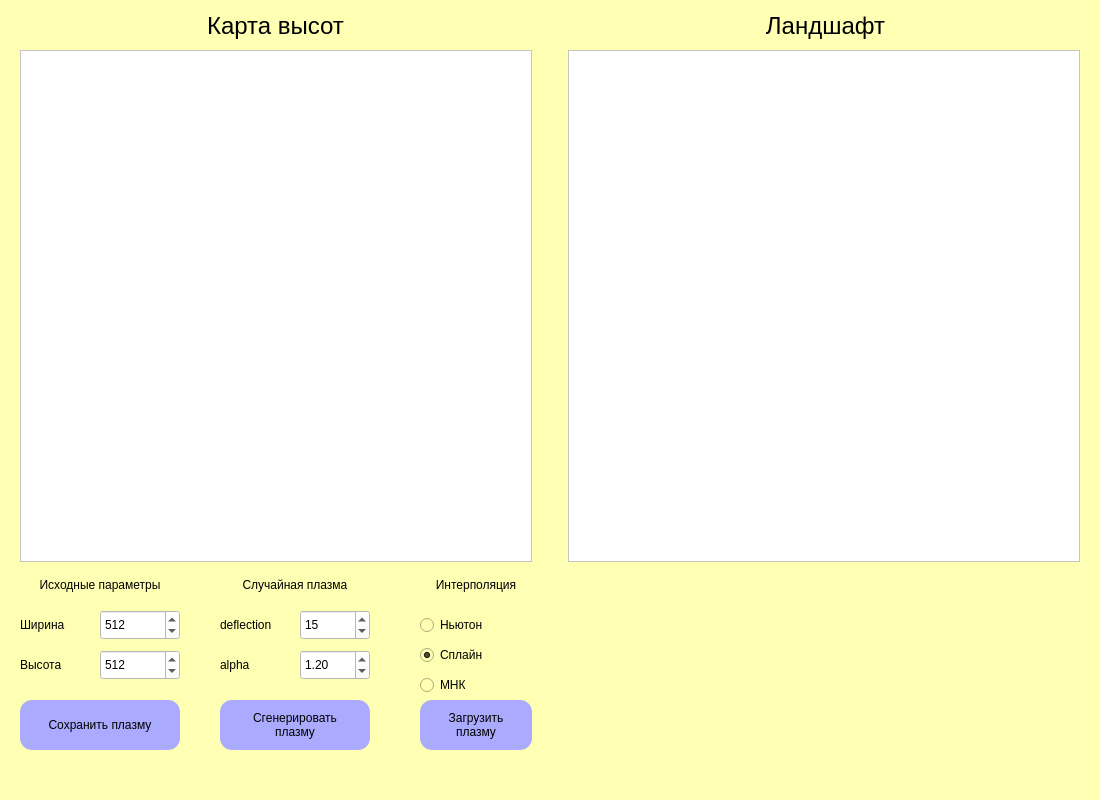
Qt form src/mainwindow.ui (DaniilGGuY/CG_course) before a commit.
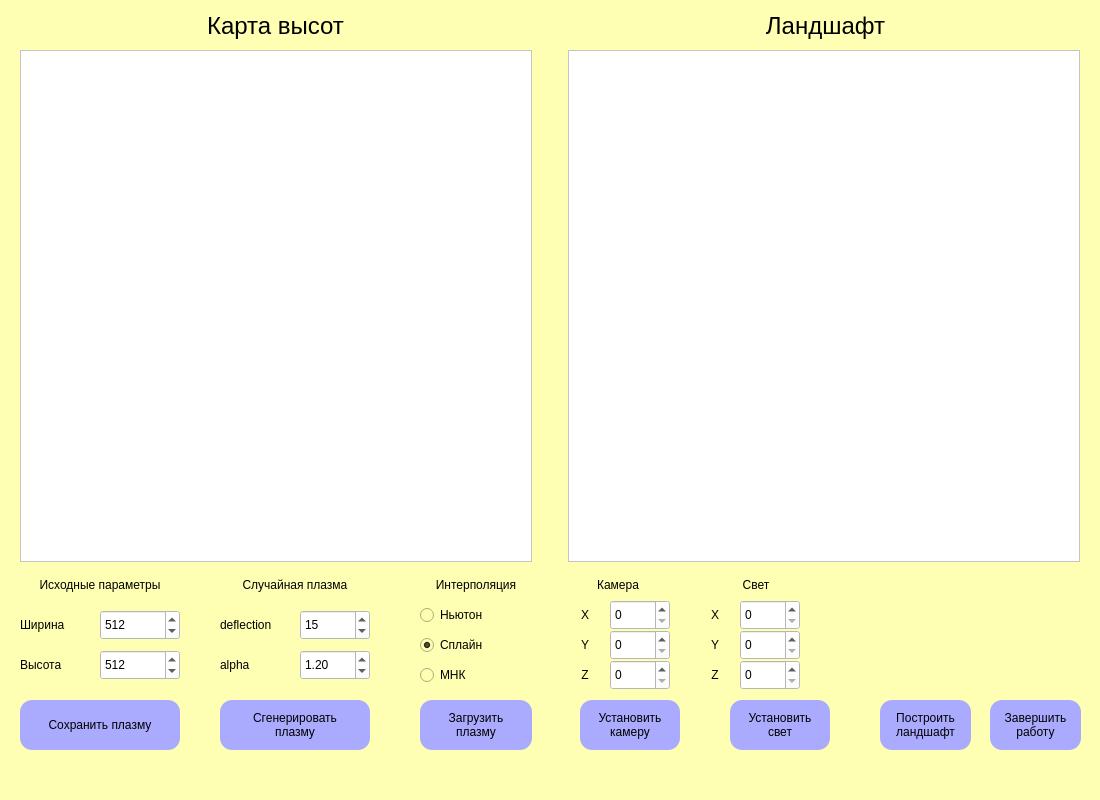
The same form after that commit.

The edit to the form file:
```diff
--- a/src/mainwindow.ui
+++ b/src/mainwindow.ui
@@ -89,7 +89,7 @@
     <property name="geometry">
      <rect>
       <x>420</x>
-      <y>610</y>
+      <y>600</y>
       <width>112</width>
       <height>30</height>
      </rect>
@@ -102,7 +102,7 @@
     <property name="geometry">
      <rect>
       <x>420</x>
-      <y>640</y>
+      <y>630</y>
       <width>112</width>
       <height>30</height>
      </rect>
@@ -118,7 +118,7 @@
     <property name="geometry">
      <rect>
       <x>420</x>
-      <y>670</y>
+      <y>660</y>
       <width>112</width>
       <height>30</height>
      </rect>
@@ -368,6 +368,306 @@
      <set>Qt::AlignmentFlag::AlignCenter</set>
     </property>
    </widget>
+   <widget class="QLabel" name="label_10">
+    <property name="geometry">
+     <rect>
+      <x>568</x>
+      <y>570</y>
+      <width>100</width>
+      <height>30</height>
+     </rect>
+    </property>
+    <property name="text">
+     <string>Камера</string>
+    </property>
+    <property name="alignment">
+     <set>Qt::AlignmentFlag::AlignCenter</set>
+    </property>
+   </widget>
+   <widget class="QLabel" name="label_11">
+    <property name="geometry">
+     <rect>
+      <x>700</x>
+      <y>570</y>
+      <width>112</width>
+      <height>30</height>
+     </rect>
+    </property>
+    <property name="text">
+     <string>Свет</string>
+    </property>
+    <property name="alignment">
+     <set>Qt::AlignmentFlag::AlignCenter</set>
+    </property>
+   </widget>
+   <widget class="QLabel" name="label_12">
+    <property name="geometry">
+     <rect>
+      <x>570</x>
+      <y>600</y>
+      <width>30</width>
+      <height>30</height>
+     </rect>
+    </property>
+    <property name="text">
+     <string>X</string>
+    </property>
+    <property name="alignment">
+     <set>Qt::AlignmentFlag::AlignCenter</set>
+    </property>
+   </widget>
+   <widget class="QSpinBox" name="spinBox">
+    <property name="geometry">
+     <rect>
+      <x>610</x>
+      <y>600</y>
+      <width>60</width>
+      <height>30</height>
+     </rect>
+    </property>
+    <property name="styleSheet">
+     <string notr="true">background-color: rgb(255, 255, 255);</string>
+    </property>
+    <property name="maximum">
+     <number>1000</number>
+    </property>
+   </widget>
+   <widget class="QSpinBox" name="spinBox_2">
+    <property name="geometry">
+     <rect>
+      <x>610</x>
+      <y>630</y>
+      <width>60</width>
+      <height>30</height>
+     </rect>
+    </property>
+    <property name="styleSheet">
+     <string notr="true">background-color: rgb(255, 255, 255);</string>
+    </property>
+    <property name="maximum">
+     <number>1000</number>
+    </property>
+   </widget>
+   <widget class="QLabel" name="label_13">
+    <property name="geometry">
+     <rect>
+      <x>570</x>
+      <y>630</y>
+      <width>30</width>
+      <height>30</height>
+     </rect>
+    </property>
+    <property name="text">
+     <string>Y</string>
+    </property>
+    <property name="alignment">
+     <set>Qt::AlignmentFlag::AlignCenter</set>
+    </property>
+   </widget>
+   <widget class="QSpinBox" name="spinBox_3">
+    <property name="geometry">
+     <rect>
+      <x>610</x>
+      <y>660</y>
+      <width>60</width>
+      <height>30</height>
+     </rect>
+    </property>
+    <property name="styleSheet">
+     <string notr="true">background-color: rgb(255, 255, 255);</string>
+    </property>
+    <property name="maximum">
+     <number>1000</number>
+    </property>
+   </widget>
+   <widget class="QLabel" name="label_14">
+    <property name="geometry">
+     <rect>
+      <x>570</x>
+      <y>660</y>
+      <width>30</width>
+      <height>30</height>
+     </rect>
+    </property>
+    <property name="text">
+     <string>Z</string>
+    </property>
+    <property name="alignment">
+     <set>Qt::AlignmentFlag::AlignCenter</set>
+    </property>
+   </widget>
+   <widget class="QPushButton" name="loadPlasmaButton_2">
+    <property name="geometry">
+     <rect>
+      <x>580</x>
+      <y>700</y>
+      <width>100</width>
+      <height>50</height>
+     </rect>
+    </property>
+    <property name="styleSheet">
+     <string notr="true">border-radius: 12px;
+color: black;
+background-color: rgb(170, 170, 255);</string>
+    </property>
+    <property name="text">
+     <string>Установить 
+камеру</string>
+    </property>
+   </widget>
+   <widget class="QLabel" name="label_15">
+    <property name="geometry">
+     <rect>
+      <x>700</x>
+      <y>660</y>
+      <width>30</width>
+      <height>30</height>
+     </rect>
+    </property>
+    <property name="text">
+     <string>Z</string>
+    </property>
+    <property name="alignment">
+     <set>Qt::AlignmentFlag::AlignCenter</set>
+    </property>
+   </widget>
+   <widget class="QSpinBox" name="spinBox_4">
+    <property name="geometry">
+     <rect>
+      <x>740</x>
+      <y>660</y>
+      <width>60</width>
+      <height>30</height>
+     </rect>
+    </property>
+    <property name="styleSheet">
+     <string notr="true">background-color: rgb(255, 255, 255);</string>
+    </property>
+    <property name="maximum">
+     <number>1000</number>
+    </property>
+   </widget>
+   <widget class="QPushButton" name="loadPlasmaButton_3">
+    <property name="geometry">
+     <rect>
+      <x>730</x>
+      <y>700</y>
+      <width>100</width>
+      <height>50</height>
+     </rect>
+    </property>
+    <property name="styleSheet">
+     <string notr="true">border-radius: 12px;
+color: black;
+background-color: rgb(170, 170, 255);</string>
+    </property>
+    <property name="text">
+     <string>Установить
+свет</string>
+    </property>
+   </widget>
+   <widget class="QSpinBox" name="spinBox_5">
+    <property name="geometry">
+     <rect>
+      <x>740</x>
+      <y>600</y>
+      <width>60</width>
+      <height>30</height>
+     </rect>
+    </property>
+    <property name="styleSheet">
+     <string notr="true">background-color: rgb(255, 255, 255);</string>
+    </property>
+    <property name="maximum">
+     <number>1000</number>
+    </property>
+   </widget>
+   <widget class="QSpinBox" name="spinBox_6">
+    <property name="geometry">
+     <rect>
+      <x>740</x>
+      <y>630</y>
+      <width>60</width>
+      <height>30</height>
+     </rect>
+    </property>
+    <property name="styleSheet">
+     <string notr="true">background-color: rgb(255, 255, 255);</string>
+    </property>
+    <property name="maximum">
+     <number>1000</number>
+    </property>
+   </widget>
+   <widget class="QLabel" name="label_16">
+    <property name="geometry">
+     <rect>
+      <x>700</x>
+      <y>600</y>
+      <width>30</width>
+      <height>30</height>
+     </rect>
+    </property>
+    <property name="text">
+     <string>X</string>
+    </property>
+    <property name="alignment">
+     <set>Qt::AlignmentFlag::AlignCenter</set>
+    </property>
+   </widget>
+   <widget class="QLabel" name="label_17">
+    <property name="geometry">
+     <rect>
+      <x>700</x>
+      <y>630</y>
+      <width>30</width>
+      <height>30</height>
+     </rect>
+    </property>
+    <property name="text">
+     <string>Y</string>
+    </property>
+    <property name="alignment">
+     <set>Qt::AlignmentFlag::AlignCenter</set>
+    </property>
+   </widget>
+   <widget class="QPushButton" name="savePlasmaButton_2">
+    <property name="geometry">
+     <rect>
+      <x>880</x>
+      <y>700</y>
+      <width>91</width>
+      <height>50</height>
+     </rect>
+    </property>
+    <property name="styleSheet">
+     <string notr="true">border-radius: 12px;
+color: black;
+background-color: rgb(170, 170, 255);</string>
+    </property>
+    <property name="text">
+     <string>Построить
+ландшафт</string>
+    </property>
+   </widget>
+   <widget class="QPushButton" name="savePlasmaButton_3">
+    <property name="geometry">
+     <rect>
+      <x>990</x>
+      <y>700</y>
+      <width>91</width>
+      <height>50</height>
+     </rect>
+    </property>
+    <property name="styleSheet">
+     <string notr="true">border-radius: 12px;
+color: black;
+background-color: rgb(170, 170, 255);</string>
+    </property>
+    <property name="text">
+     <string>Завершить
+работу</string>
+    </property>
+   </widget>
   </widget>
   <widget class="QMenuBar" name="menubar">
    <property name="geometry">
```
Left out of the diff: 19 changed lines with no effect on the pictures.
